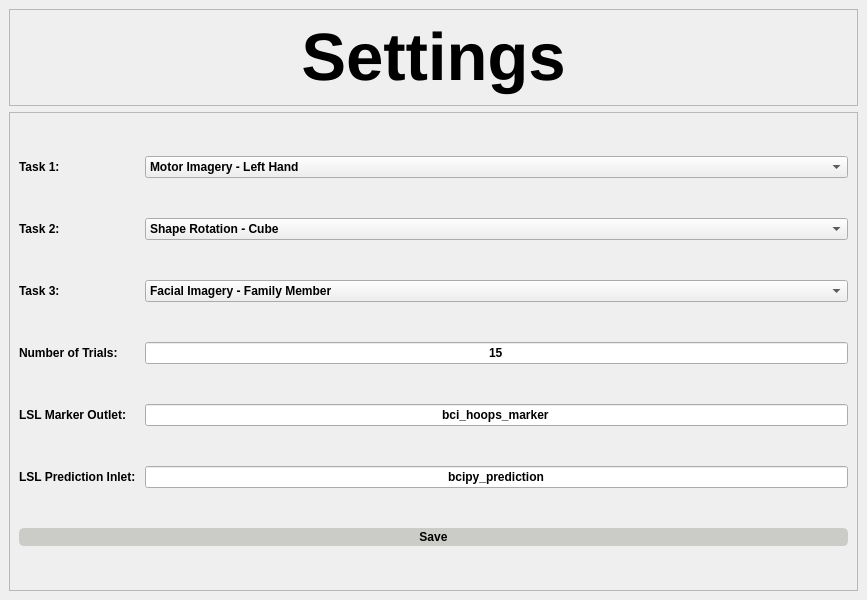
Before: the Qt Designer form main.ui in nivanov94/bci_rocket, drawn with Qt 5.
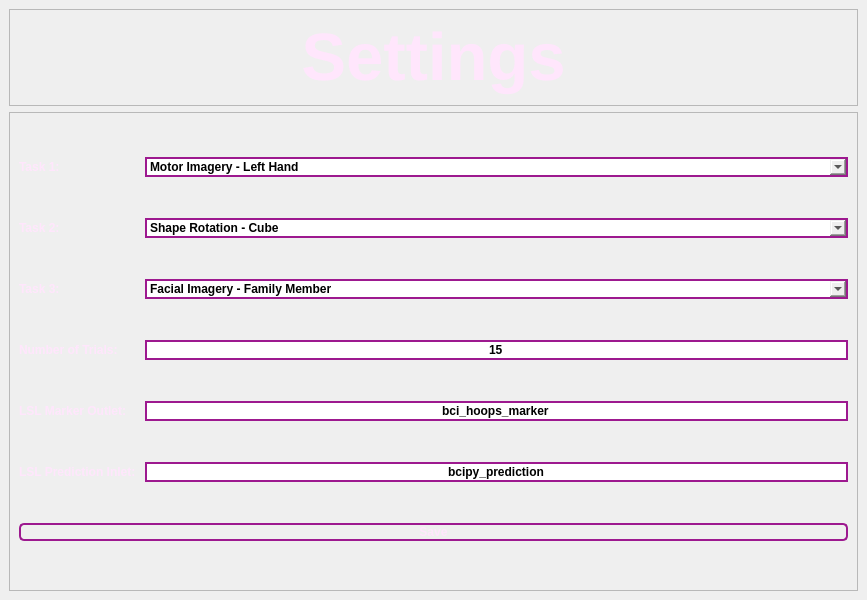
After: the same form once the commit is applied. The open tabs and pages were chosen to show the change. Icons and pictures are not drawn.

Commit message: change background and styles, added picture cues for each task

Patch:
```diff
--- a/main.ui
+++ b/main.ui
@@ -20,18 +20,23 @@
 	font-weight: 500;
 }
 
-#stackedWidget QPushButton {
-	border: 2px solid rgb(203, 204, 200);
+QPushButton {
+	border: 2px solid rgba(157,25,143,255);
 	border-radius: 5px;	
-	background-color: rgb(203, 204, 200);
+	background-color: rgba(0,0,0,0);
+	color: rgb(255,230,252);
 }
 #stackedWidget QPushButton:hover {
 	background-color: rgb(203, 204, 200);
 	border: 2px solid rgb(152, 153, 150);
 }
-#stackedWidget QPushButton:pressed {	
-	background-color: rgb(152, 153, 150);
-	border: 2px solid rgb(152, 153, 150);
+QPushButton:pressed {	
+	background-color: rgba(157,25,143,255);
+	border: 2px solid rgba(157,25,143,255);
+}
+
+QLabel{
+	color: color: rgb(255,230,252);
 }</string>
    </property>
    <layout class="QVBoxLayout" name="verticalLayout">
@@ -204,7 +209,7 @@
            <item>
             <widget class="QLabel" name="settings_title_label">
              <property name="text">
-              <string>&lt;html&gt;&lt;head/&gt;&lt;body&gt;&lt;p align=&quot;center&quot;&gt;&lt;span style=&quot; font-size:50pt; font-weight:600;&quot;&gt;Settings&lt;/span&gt;&lt;/p&gt;&lt;/body&gt;&lt;/html&gt;</string>
+              <string>&lt;html&gt;&lt;head/&gt;&lt;body&gt;&lt;p align=&quot;center&quot;&gt;&lt;span style=&quot; font-size:50pt; font-weight:600; color:#ffe6fc;&quot;&gt;Settings&lt;/span&gt;&lt;/p&gt;&lt;/body&gt;&lt;/html&gt;</string>
              </property>
              <property name="textFormat">
               <enum>Qt::RichText</enum>
@@ -240,27 +245,39 @@
            </property>
            <item row="2" column="1">
             <widget class="QLabel" name="task2_label">
+             <property name="styleSheet">
+              <string notr="true"/>
+             </property>
              <property name="text">
-              <string>Task 2:</string>
+              <string>&lt;html&gt;&lt;head/&gt;&lt;body&gt;&lt;p&gt;&lt;span style=&quot; color:#ffe6fc;&quot;&gt;Task 2:&lt;/span&gt;&lt;/p&gt;&lt;/body&gt;&lt;/html&gt;</string>
              </property>
             </widget>
            </item>
            <item row="4" column="1">
             <widget class="QLabel" name="num_trials_label">
+             <property name="styleSheet">
+              <string notr="true"/>
+             </property>
              <property name="text">
-              <string>Number of Trials:</string>
+              <string>&lt;html&gt;&lt;head/&gt;&lt;body&gt;&lt;p&gt;&lt;span style=&quot; color:#ffe6fc;&quot;&gt;Number of Trials:&lt;/span&gt;&lt;/p&gt;&lt;/body&gt;&lt;/html&gt;</string>
              </property>
             </widget>
            </item>
            <item row="6" column="1">
             <widget class="QLabel" name="lsl_prediction_inlet_label">
+             <property name="styleSheet">
+              <string notr="true"/>
+             </property>
              <property name="text">
-              <string>LSL Prediction Inlet:</string>
+              <string>&lt;html&gt;&lt;head/&gt;&lt;body&gt;&lt;p&gt;&lt;span style=&quot; color:#ffe6fc;&quot;&gt;LSL Prediction Inlet:&lt;/span&gt;&lt;/p&gt;&lt;/body&gt;&lt;/html&gt;</string>
              </property>
             </widget>
            </item>
            <item row="6" column="2">
             <widget class="QLineEdit" name="lsl_prediction_inlet_lineEdit">
+             <property name="styleSheet">
+              <string notr="true">border: 2px solid rgba(157,25,143,255);</string>
+             </property>
              <property name="text">
               <string>bcipy_prediction</string>
              </property>
@@ -271,6 +288,9 @@
            </item>
            <item row="5" column="2">
             <widget class="QLineEdit" name="lsl_marker_outlet_lineEdit">
+             <property name="styleSheet">
+              <string notr="true">border: 2px solid rgba(157,25,143,255);</string>
+             </property>
              <property name="text">
               <string>bci_hoops_marker</string>
              </property>
@@ -281,13 +301,35 @@
            </item>
            <item row="1" column="1">
             <widget class="QLabel" name="task1_label">
+             <property name="styleSheet">
+              <string notr="true"/>
+             </property>
              <property name="text">
-              <string>Task 1:</string>
+              <string>&lt;html&gt;&lt;head/&gt;&lt;body&gt;&lt;p&gt;&lt;span style=&quot; color:#ffe6fc;&quot;&gt;Task 1:&lt;/span&gt;&lt;/p&gt;&lt;/body&gt;&lt;/html&gt;</string>
+             </property>
+             <property name="textFormat">
+              <enum>Qt::RichText</enum>
              </property>
             </widget>
            </item>
            <item row="7" column="1" colspan="2">
             <widget class="QPushButton" name="btn_save_settings">
+             <property name="styleSheet">
+              <string notr="true">QPushButton {
+	border: 2px solid rgba(157,25,143,255);
+	border-radius: 5px;	
+	background-color: rgba(0,0,0,0);
+	color: rgb(255,230,252);
+}
+QPushButton:hover {
+	background-color: rgba(157,25,143,255);
+	border: 2px solid rgba(157,25,143,255);
+}
+QPushButton:pressed {	
+	background-color: rgba(157,25,143,255);
+	border: 2px solid rgba(157,25,143,255);
+}</string>
+             </property>
              <property name="text">
               <string>Save</string>
              </property>
@@ -295,6 +337,9 @@
            </item>
            <item row="1" column="2">
             <widget class="QComboBox" name="task1_comboBox">
+             <property name="styleSheet">
+              <string notr="true">border: 2px solid rgba(157,25,143,255);</string>
+             </property>
              <property name="currentIndex">
               <number>4</number>
              </property>
@@ -362,20 +407,29 @@
            </item>
            <item row="5" column="1">
             <widget class="QLabel" name="lsl_marker_outlet_label">
+             <property name="styleSheet">
+              <string notr="true"/>
+             </property>
              <property name="text">
-              <string>LSL Marker Outlet:</string>
+              <string>&lt;html&gt;&lt;head/&gt;&lt;body&gt;&lt;p&gt;&lt;span style=&quot; color:#ffe6fc;&quot;&gt;LSL Marker Outlet:&lt;/span&gt;&lt;/p&gt;&lt;/body&gt;&lt;/html&gt;</string>
              </property>
             </widget>
            </item>
            <item row="3" column="1">
             <widget class="QLabel" name="task3_label">
+             <property name="styleSheet">
+              <string notr="true"/>
+             </property>
              <property name="text">
-              <string>Task 3:</string>
+              <string>&lt;html&gt;&lt;head/&gt;&lt;body&gt;&lt;p&gt;&lt;span style=&quot; color:#ffe6fc;&quot;&gt;Task 3:&lt;/span&gt;&lt;/p&gt;&lt;/body&gt;&lt;/html&gt;</string>
              </property>
             </widget>
            </item>
            <item row="4" column="2">
             <widget class="QLineEdit" name="num_trials_lineEdit">
+             <property name="styleSheet">
+              <string notr="true">border: 2px solid rgba(157,25,143,255);</string>
+             </property>
              <property name="text">
               <string>15</string>
              </property>
@@ -386,6 +440,9 @@
            </item>
            <item row="2" column="2">
             <widget class="QComboBox" name="task2_comboBox">
+             <property name="styleSheet">
+              <string notr="true">border: 2px solid rgba(157,25,143,255);</string>
+             </property>
              <property name="currentIndex">
               <number>7</number>
              </property>
@@ -453,6 +510,9 @@
            </item>
            <item row="3" column="2">
             <widget class="QComboBox" name="task3_comboBox">
+             <property name="styleSheet">
+              <string notr="true">border: 2px solid rgba(157,25,143,255);</string>
+             </property>
              <property name="currentIndex">
               <number>2</number>
              </property>
```
Left out of the diff: 23 changed lines with no effect on the pictures. The commit also changes 14 other files.
